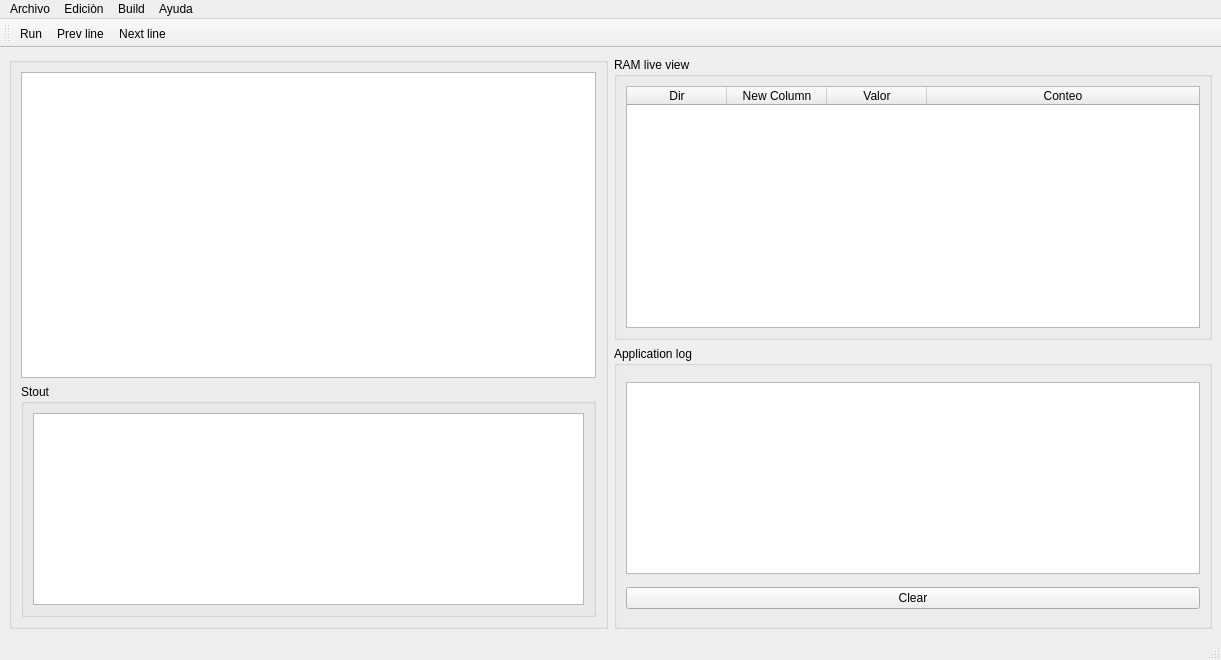
Before: the Qt Designer form Mainwindow.ui in ITCR-IV/C-factorial, drawn with Qt 5.
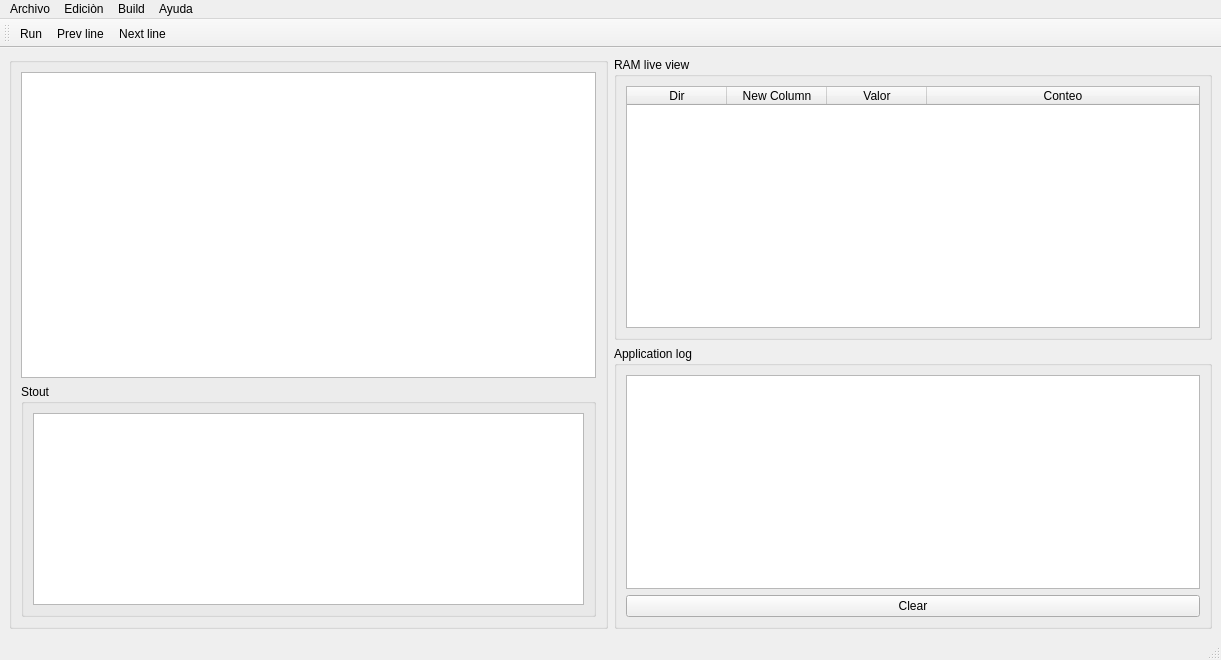
After: the same form once the commit is applied. Icons and pictures are not drawn.

Patch:
```diff
--- a/Mainwindow.ui
+++ b/Mainwindow.ui
@@ -43,7 +43,7 @@
        <item>
         <widget class="QTextBrowser" name="textBrowser">
          <property name="sizePolicy">
-          <sizepolicy hsizetype="Minimum" vsizetype="Maximum">
+          <sizepolicy hsizetype="Minimum" vsizetype="Minimum">
            <horstretch>0</horstretch>
            <verstretch>0</verstretch>
           </sizepolicy>
```
